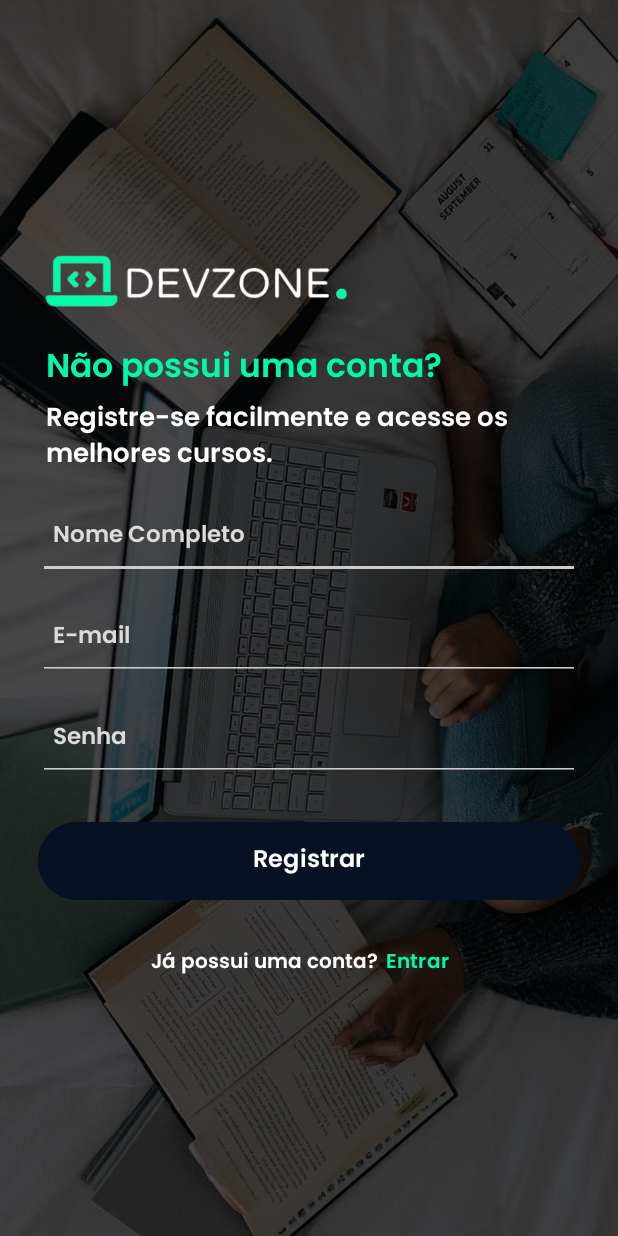
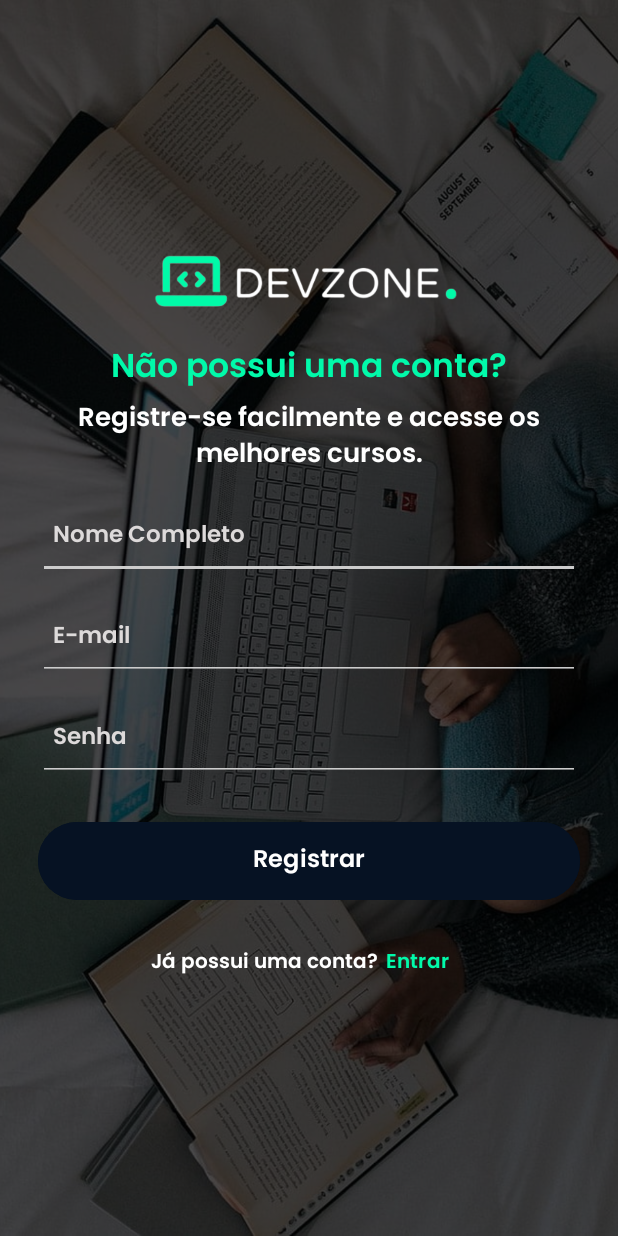
Before and after one commit to iamThiagoo/DevZone, an Android app: the RegisterActivity screen opened directly, with no data from a screen before it, on a phone screen of 412 x 824 dp. Run offline under Robolectric (Android 15) with nearby library versions, the phone set to English and light mode, and no system bars; our stand-ins replace Firebase (no records; nobody signed in at launch, a user with empty details on screens opened directly).

Commit message:
Ajuste no layout da tela de login e cadastro

```diff
--- a/app/src/main/res/layout/activity_login.xml
+++ b/app/src/main/res/layout/activity_login.xml
@@ -27,9 +27,7 @@
         <ImageView
             android:layout_width="250dp"
             android:layout_height="63dp"
-            android:layout_gravity="left"
-            android:layout_marginStart="8sp"
-            android:layout_marginEnd="180sp"
+            android:layout_gravity="center"
             android:src="@drawable/logo" />
 
         <Space
@@ -46,6 +44,7 @@
             android:layout_marginHorizontal="25sp"
             android:paddingHorizontal="5sp"
             android:textSize="23sp"
+            android:gravity="center"
             android:textStyle="bold" />
 
         <TextView
@@ -58,6 +57,7 @@
             android:textColor="#01FAAA"
             android:textSize="17sp"
             android:paddingHorizontal="5sp"
+            android:gravity="center"
             android:textStyle="bold" />
 
         <Space
--- a/app/src/main/res/layout/activity_register.xml
+++ b/app/src/main/res/layout/activity_register.xml
@@ -22,11 +22,9 @@
         android:orientation="vertical">
 
         <ImageView
-            android:layout_width="250dp"
+            android:layout_width="match_parent"
             android:layout_height="63dp"
-            android:layout_gravity="left"
-            android:layout_marginStart="8sp"
-            android:layout_marginEnd="180sp"
+            android:layout_gravity="center"
             android:src="@drawable/logo" />
 
         <Space
@@ -42,6 +40,7 @@
             android:layout_marginHorizontal="25sp"
             android:textSize="22sp"
             android:paddingHorizontal="5sp"
+            android:gravity="center"
             android:textColor="@color/green"
             android:textStyle="bold" />
 
@@ -52,6 +51,7 @@
             android:layout_marginHorizontal="25sp"
             android:layout_marginBottom="10sp"
             android:fontFamily="@font/poppins_semibold"
+            android:gravity="center"
             android:text="@string/txt_subtitle_register"
             android:textColor="@color/white"
             android:paddingHorizontal="5sp"
```
